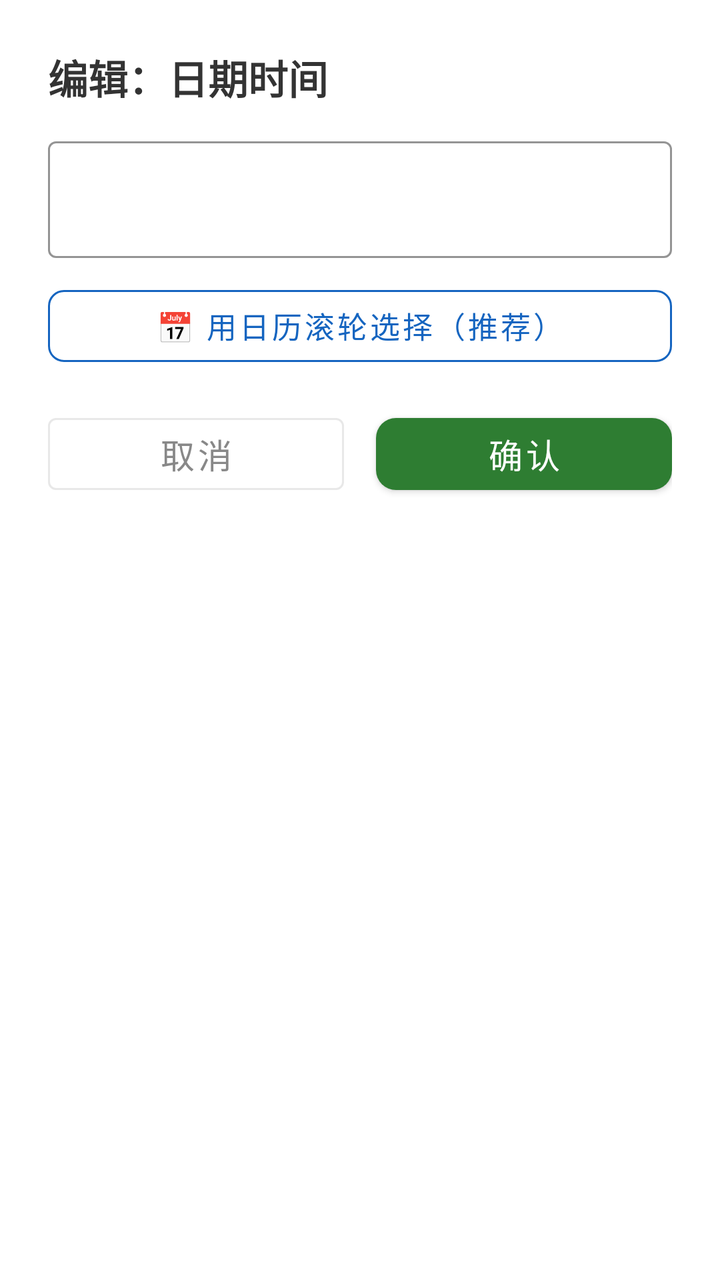
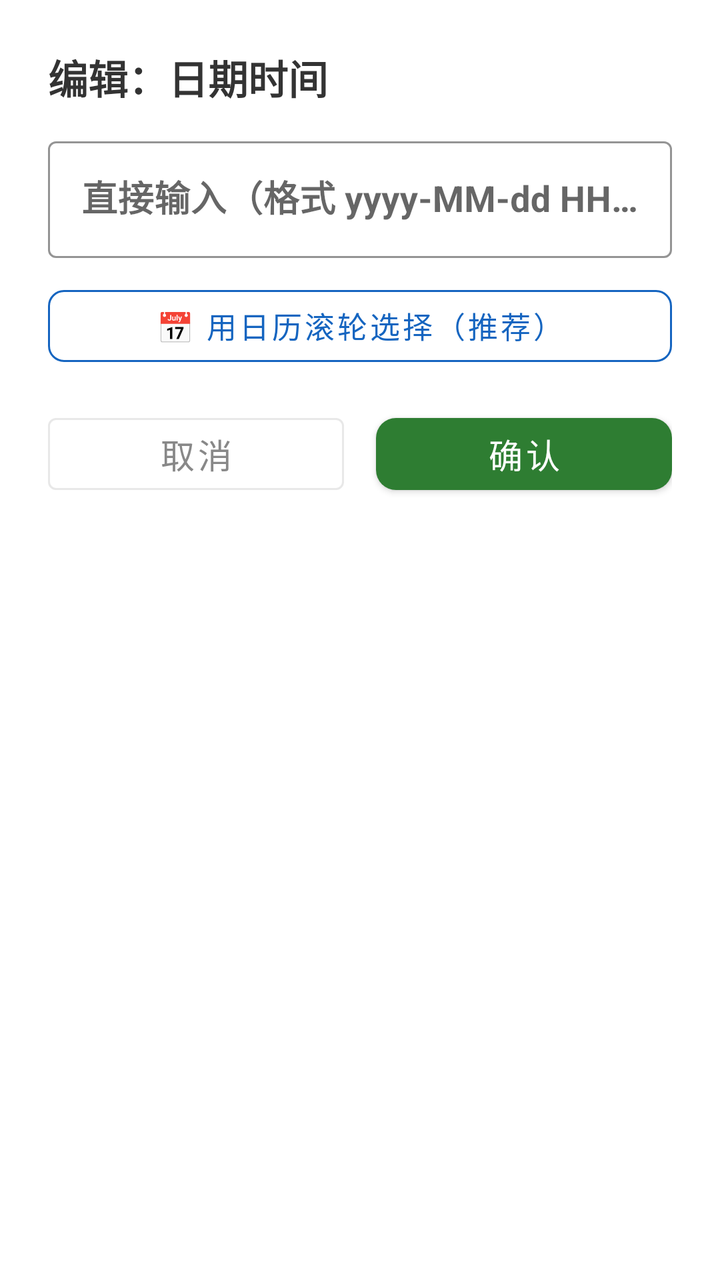

Screens rendered from an Android XML layout before and after an edit, with the pre-edit source and the edit as a unified diff.
<!-- AndroidManifest.xml: application theme Theme.FarmTrade -->
<!-- res/layout/dialog_datetime_edit.xml -->
<?xml version="1.0" encoding="utf-8"?>
<LinearLayout
    xmlns:android="http://schemas.android.com/apk/res/android"
    xmlns:app="http://schemas.android.com/apk/res-auto"
    android:layout_width="match_parent"
    android:layout_height="wrap_content"
    android:orientation="vertical"
    android:background="#ffffff"
    android:paddingStart="24dp"
    android:paddingEnd="24dp"
    android:paddingTop="24dp"
    android:paddingBottom="20dp">

    
    <TextView
        android:layout_width="wrap_content"
        android:layout_height="wrap_content"
        android:text="编辑：日期时间"
        android:textColor="#333333"
        android:textSize="20sp"
        android:textStyle="bold"
        android:layout_marginBottom="12dp" />

    
    <com.google.android.material.textfield.TextInputLayout
        style="@style/Widget.MaterialComponents.TextInputLayout.OutlinedBox"
        android:layout_width="match_parent"
        android:layout_height="wrap_content"
        android:layout_marginBottom="10dp"
        app:boxStrokeColor="#1565c0"
        app:hintTextColor="#1565c0"
        app:hint="直接输入（格式 yyyy-MM-dd HH:mm）">

        <com.google.android.material.textfield.TextInputEditText
            android:id="@+id/etDatetimeText"
            android:layout_width="match_parent"
            android:layout_height="wrap_content"
            android:inputType="text"
            android:textSize="18sp"
            android:textStyle="bold"
            android:textColor="#333333"
            android:maxLines="1"
            android:gravity="center" />
    </com.google.android.material.textfield.TextInputLayout>

    
    <com.google.android.material.button.MaterialButton
        android:id="@+id/btnPickFromWheel"
        style="@style/Widget.MaterialComponents.Button.OutlinedButton"
        android:layout_width="match_parent"
        android:layout_height="wrap_content"
        android:layout_marginBottom="16dp"
        android:text="📅 用日历滚轮选择（推荐）"
        android:textColor="#1565c0"
        android:textSize="15sp"
        app:strokeColor="#1565c0"
        app:cornerRadius="8dp" />

    
    <LinearLayout
        android:layout_width="match_parent"
        android:layout_height="wrap_content"
        android:orientation="horizontal">

        <com.google.android.material.button.MaterialButton
            android:id="@+id/btnCancelDatetime"
            style="@style/Widget.MaterialComponents.Button.OutlinedButton"
            android:layout_width="0dp"
            android:layout_height="48dp"
            android:layout_weight="1"
            android:text="取消"
            android:textColor="#888888"
            android:textSize="17sp"
            app:strokeColor="#e8e8e8"
            android:layout_marginEnd="8dp" />

        <com.google.android.material.button.MaterialButton
            android:id="@+id/btnConfirmDatetime"
            android:layout_width="0dp"
            android:layout_height="48dp"
            android:layout_weight="1"
            android:text="确认"
            android:textColor="#ffffff"
            android:textSize="17sp"
            app:backgroundTint="#2e7d32"
            app:cornerRadius="10dp"
            android:layout_marginStart="8dp" />
    </LinearLayout>

</LinearLayout>
<!-- resources referenced by this layout -->
<resources>
  <style name="Theme.FarmTrade" parent="Theme.MaterialComponents.Light.NoActionBar">
          <item name="colorPrimary">@color/green_primary</item>
          <item name="colorPrimaryVariant">@color/green_dark</item>
          <item name="colorOnPrimary">@color/white</item>
          <item name="colorSecondary">@color/orange_primary</item>
          <item name="colorOnSecondary">@color/white</item>
          <item name="android:statusBarColor">@color/green_primary</item>
          <item name="android:windowLightStatusBar">false</item>
      </style>
  <color name="green_primary">#2e7d32</color>
  <color name="green_dark">#1b5e20</color>
  <color name="white">#ffffff</color>
  <color name="orange_primary">#e65100</color>
</resources>

<!-- the commit's change to res/layout/dialog_datetime_edit.xml (unified diff, before → after) -->
@@ -28,8 +28,7 @@
         android:layout_height="wrap_content"
         android:layout_marginBottom="10dp"
         app:boxStrokeColor="#1565c0"
-        app:hintTextColor="#1565c0"
-        app:hint="直接输入（格式 yyyy-MM-dd HH:mm）">
+        app:hintTextColor="#1565c0">
 
         <com.google.android.material.textfield.TextInputEditText
             android:id="@+id/etDatetimeText"
@@ -40,7 +39,8 @@
             android:textStyle="bold"
             android:textColor="#333333"
             android:maxLines="1"
-            android:gravity="center" />
+            android:gravity="center"
+            android:hint="直接输入（格式 yyyy-MM-dd HH:mm）" />
     </com.google.android.material.textfield.TextInputLayout>
 
     
